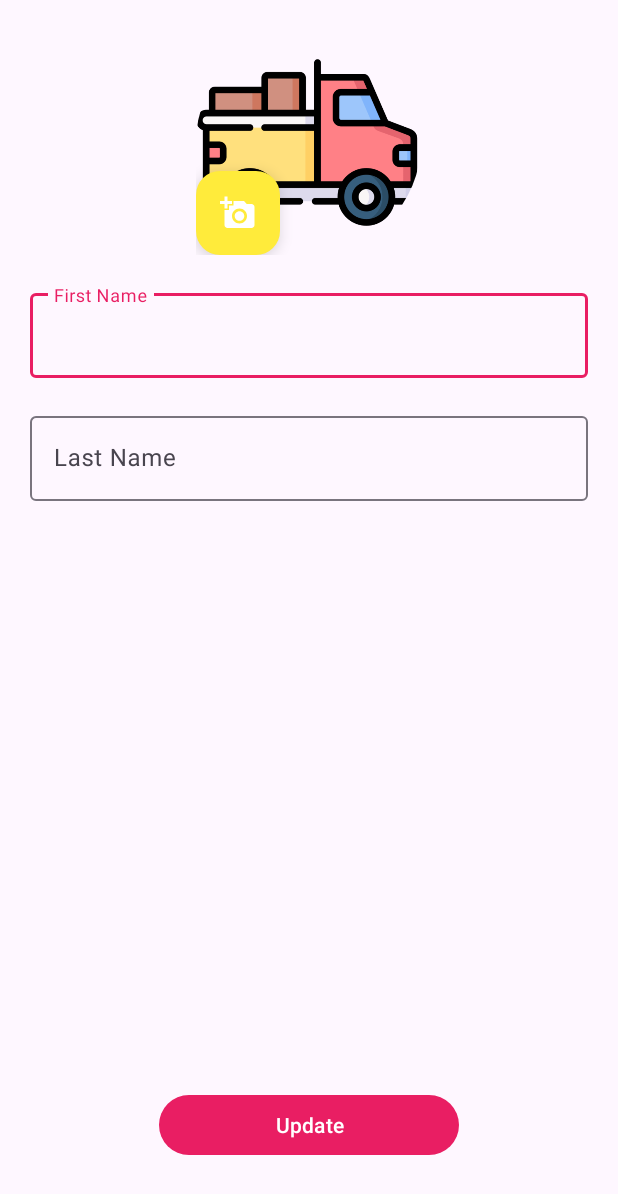
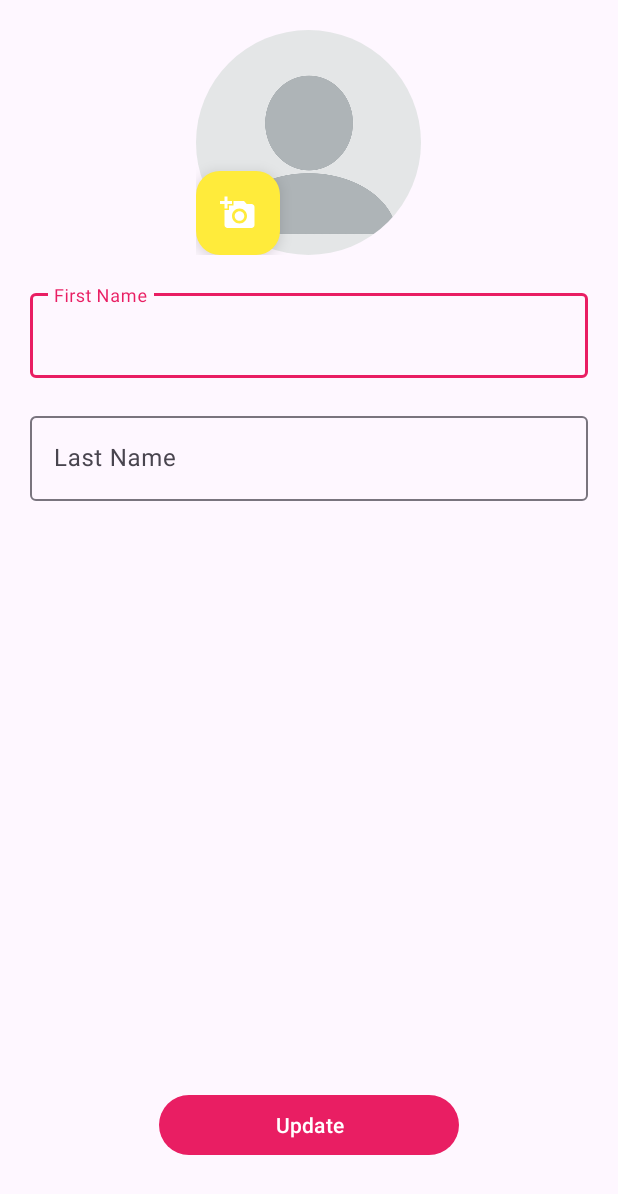
Before and after one commit to tareqya/pickup, an Android app: the layout activity_update_profile.xml on its own in the app's theme, with its tools: preview values and no code run, on a phone screen of 412 x 824 dp. Shown: the top 1194 px of the screen. Run offline under Robolectric (Android 15) with nearby library versions, the phone set to English and light mode, and no system bars.

Commit message:
fix bugs

```diff
--- a/app/src/main/java/com/example/pickup/utils/DatabaseController.java
+++ b/app/src/main/java/com/example/pickup/utils/DatabaseController.java
@@ -119,6 +119,8 @@ public class DatabaseController {
 
                         }
                     });
+                }else{
+                    userCallBack.onFetchUserComplete(user);
                 }
             }
         });
--- a/app/src/main/res/layout/activity_update_profile.xml
+++ b/app/src/main/res/layout/activity_update_profile.xml
@@ -19,7 +19,7 @@
             android:id="@+id/profileUpdate_image"
             android:layout_width="150dp"
             android:layout_height="150dp"
-            android:src="@drawable/icon"
+            android:src="@drawable/profile"
             app:layout_constraintBottom_toBottomOf="parent"
             app:layout_constraintEnd_toEndOf="parent"
             app:layout_constraintHorizontal_bias="0.536"
```
Also changed, not shown: app/src/main/java/com/example/pickup/main/ProfileFragment.java (+7 -1 lines).
